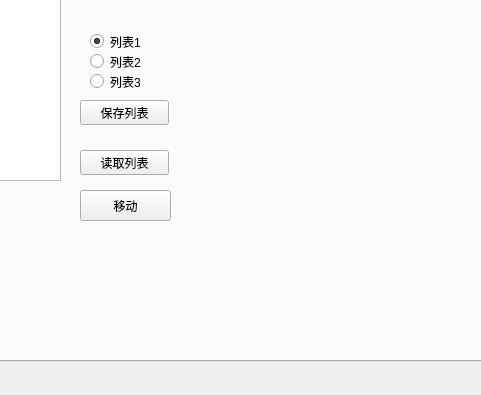
Qt form mainwindow.ui (FeiduoduoPeng/auto_calib_camera-master-pf-modified) before a commit; both pictures show x 223 to 704 and y 424 to 819 of the 1128 by 819 pixel window.
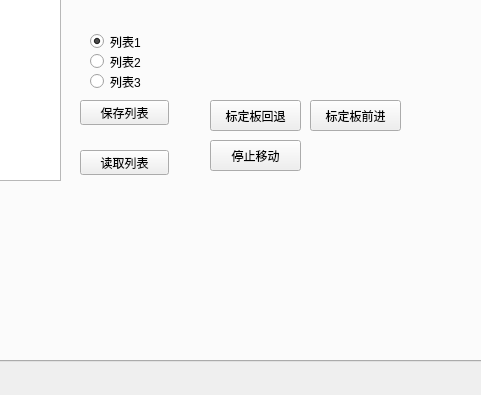
The same form after that commit.

Patch:
```diff
--- a/mainwindow.ui
+++ b/mainwindow.ui
@@ -678,14 +678,40 @@
        <widget class="QPushButton" name="pushButton_2">
         <property name="geometry">
          <rect>
-          <x>290</x>
-          <y>560</y>
+          <x>420</x>
+          <y>510</y>
           <width>91</width>
           <height>31</height>
          </rect>
         </property>
         <property name="text">
-         <string>移动</string>
+         <string>停止移动</string>
+        </property>
+       </widget>
+       <widget class="QPushButton" name="pushButton_init">
+        <property name="geometry">
+         <rect>
+          <x>420</x>
+          <y>470</y>
+          <width>91</width>
+          <height>31</height>
+         </rect>
+        </property>
+        <property name="text">
+         <string>标定板回退</string>
+        </property>
+       </widget>
+       <widget class="QPushButton" name="pushButton_move_forward">
+        <property name="geometry">
+         <rect>
+          <x>520</x>
+          <y>470</y>
+          <width>91</width>
+          <height>31</height>
+         </rect>
+        </property>
+        <property name="text">
+         <string>标定板前进</string>
         </property>
        </widget>
       </widget>
```
